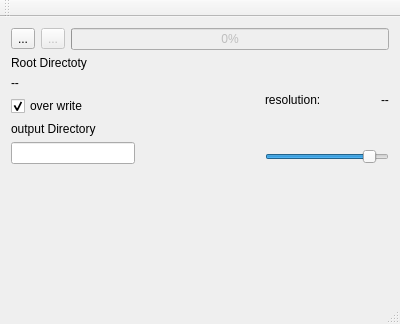
Old version of the form mainwindow.ui in the repository yoavmil/PicsShrinker.
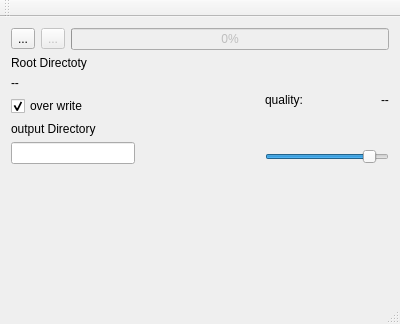
New version of the form. Icons and pictures are not drawn.

```diff
--- a/mainwindow.ui
+++ b/mainwindow.ui
@@ -134,7 +134,7 @@
           <item>
            <widget class="QLabel" name="label">
             <property name="text">
-             <string>resolution:</string>
+             <string>quality:</string>
             </property>
            </widget>
           </item>
```
Left out of the diff: 4 changed lines with no effect on the pictures.
